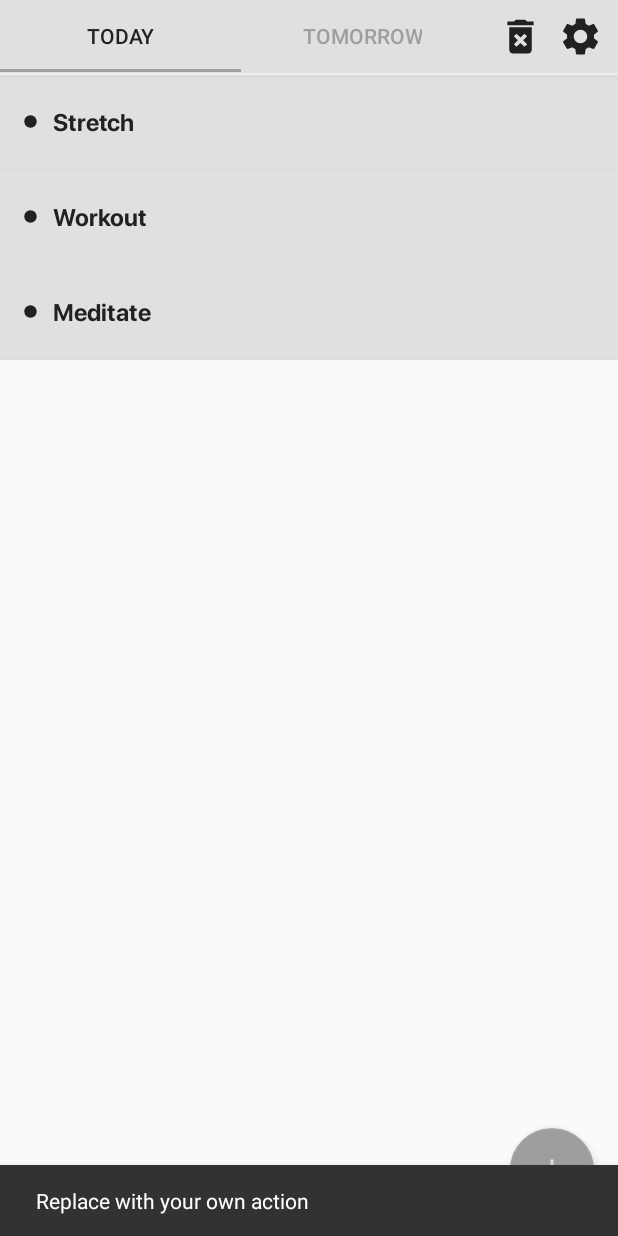
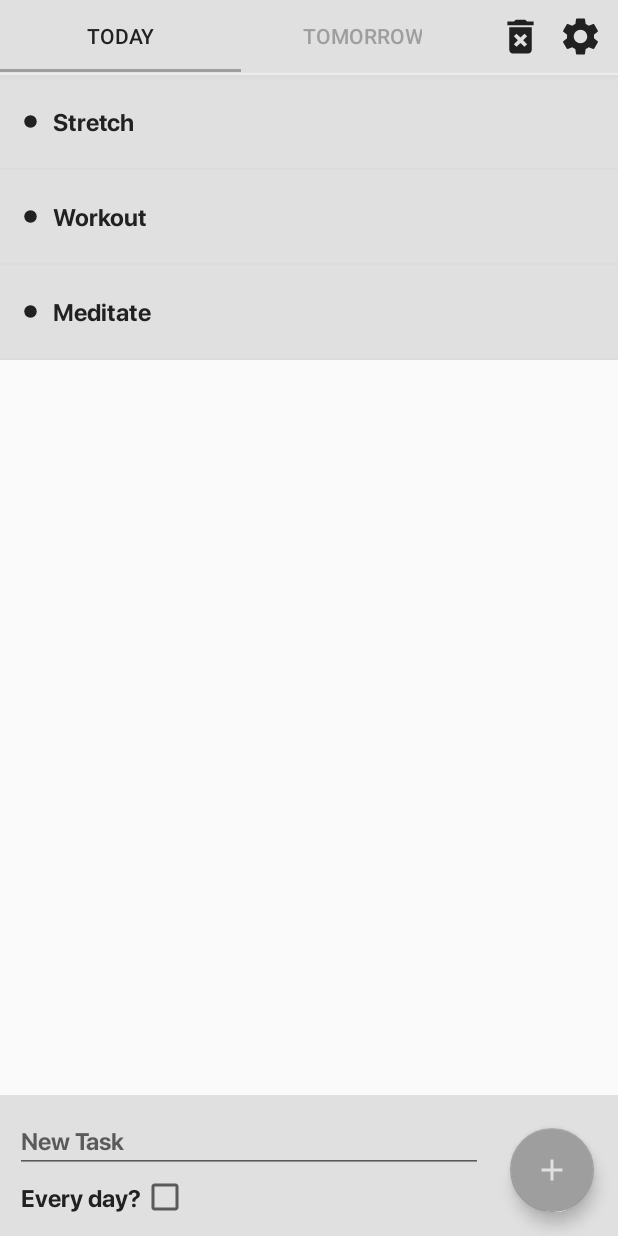
Before and after one commit to dwestaway/SatisfyingToDoList, an Android app: the screen it shows after launch (MainActivity), after a tap on an icon or button, on a phone screen of 412 x 824 dp. Run offline under Robolectric (Android 15) with nearby library versions, the phone set to English and light mode, and no system bars.

Commit message:
New task view
Created view for adding new to do list task, added functionality for fab button click

```diff
--- a/app/src/main/java/com/dwestaway/satisfyingtodolist/MainActivity.java
+++ b/app/src/main/java/com/dwestaway/satisfyingtodolist/MainActivity.java
@@ -7,12 +7,14 @@ import com.google.android.material.floatingactionbutton.FloatingActionButton;
 import com.google.android.material.snackbar.Snackbar;
 import com.google.android.material.tabs.TabLayout;
 
+import androidx.constraintlayout.widget.ConstraintLayout;
 import androidx.viewpager.widget.ViewPager;
 import androidx.appcompat.app.AppCompatActivity;
 
 import android.view.Menu;
 import android.view.MenuItem;
 import android.view.View;
+import android.widget.EditText;
 import android.widget.ImageButton;
 import android.widget.Toast;
 
@@ -22,6 +24,7 @@ public class MainActivity extends AppCompatActivity {
 
     public Boolean delete = false;
 
+    public Boolean newTaskViewVisible = false;
 
     @Override
     protected void onCreate(Bundle savedInstanceState) {
@@ -34,8 +37,17 @@ public class MainActivity extends AppCompatActivity {
         tabs.setupWithViewPager(viewPager);
         FloatingActionButton fab = findViewById(R.id.fab);
 
+
+        //access the ConstraintLayout that holds the new task view and hide it by default
+        final ConstraintLayout newTaskLayout =  findViewById(R.id.newTaskLayout);
+        newTaskLayout.setVisibility(View.GONE);
+
+        final EditText newTaskEditText = findViewById(R.id.newTask);
+
         final ImageButton deleteButton = findViewById(R.id.deleteButton);
         deleteButton.setBackgroundResource(R.drawable.ic_baseline_delete_forever_24);
+
+
 
         deleteButton.setOnClickListener(new View.OnClickListener() {
             @Override
@@ -64,8 +76,32 @@ public class MainActivity extends AppCompatActivity {
         fab.setOnClickListener(new View.OnClickListener() {
             @Override
             public void onClick(View view) {
-                Snackbar.make(view, "Replace with your own action", Snackbar.LENGTH_LONG)
-                        .setAction("Action", null).show();
+                //Snackbar.make(view, "Replace with your own action", Snackbar.LENGTH_LONG).setAction("Action", null).show();
+
+                if(newTaskViewVisible == false)
+                {
+                    newTaskLayout.setVisibility(View.VISIBLE);
+
+                    newTaskViewVisible = true;
+                }
+                else if(newTaskViewVisible == true)
+                {
+                    newTaskLayout.setVisibility(View.GONE);
+
+                    newTaskViewVisible = false;
+
+                    String newTaskString = newTaskEditText.getText().toString();
+
+                    //if new task is not empty
+                    if(!newTaskString.matches(""))
+                    {
+                        Toast.makeText(getApplicationContext(), "text view is not empty", Toast.LENGTH_LONG).show();
+
+                        newTaskEditText.setText("");
+                    }
+                }
+
+
 
             }
         });
--- a/app/src/main/res/layout/activity_main.xml
+++ b/app/src/main/res/layout/activity_main.xml
@@ -6,6 +6,8 @@
     android:layout_width="match_parent"
     android:layout_height="match_parent"
     tools:context=".MainActivity">
+
+
 
     <com.google.android.material.appbar.AppBarLayout
         android:id="@+id/appBarLayout"
@@ -77,4 +79,54 @@
         android:src="@drawable/ic_baseline_add_24"
         app:layout_constraintBottom_toBottomOf="parent"
         app:layout_constraintEnd_toEndOf="parent" />
+
+    <androidx.constraintlayout.widget.ConstraintLayout
+        android:id="@+id/newTaskLayout"
+        android:layout_width="match_parent"
+        android:layout_height="wrap_content"
+        android:background="@color/lightGrey"
+        android:paddingTop="9dp"
+        android:paddingLeft="10dp"
+        android:paddingRight="10dp"
+        android:paddingBottom="10dp"
+        app:layout_constraintBottom_toBottomOf="parent"
+        app:layout_constraintEnd_toEndOf="parent"
+        app:layout_constraintStart_toStartOf="parent">
+
+
+
+        <EditText
+            android:id="@+id/newTask"
+            android:layout_width="match_parent"
+            android:layout_height="wrap_content"
+            android:hint="New Task"
+            android:fontFamily="@font/sfprodisplay_bold"
+            android:textSize="16sp"
+            android:textColor="@color/textGrey"
+            android:layout_marginRight="80dp"
+            app:layout_constraintTop_toTopOf="@+id/newTaskLayout"
+            app:layout_constraintStart_toStartOf="@+id/newTaskLayout"
+            app:layout_constraintEnd_toEndOf="@+id/newTaskLayout"></EditText>
+
+        <TextView
+            android:id="@+id/everydayText"
+            android:layout_width="wrap_content"
+            android:layout_height="wrap_content"
+            android:textSize="16dp"
+            android:fontFamily="@font/sfprodisplay_bold"
+            android:textColor="@color/textGrey"
+            android:text="Every day?"
+            android:layout_marginLeft="4dp"
+            android:layout_marginTop="5dp"
+            app:layout_constraintTop_toBottomOf="@id/newTask"
+            app:layout_constraintStart_toStartOf="@id/newTaskLayout"></TextView>
+
+        <CheckBox
+            android:layout_width="wrap_content"
+            android:layout_height="wrap_content"
+            app:layout_constraintStart_toEndOf="@id/everydayText"
+            app:layout_constraintTop_toBottomOf="@id/newTask"></CheckBox>
+
+    </androidx.constraintlayout.widget.ConstraintLayout>
+
 </androidx.constraintlayout.widget.ConstraintLayout>
```
Also changed, not shown: app/src/main/java/com/dwestaway/satisfyingtodolist/ui/main/Fragment_main1.java (+5 -6 lines).
